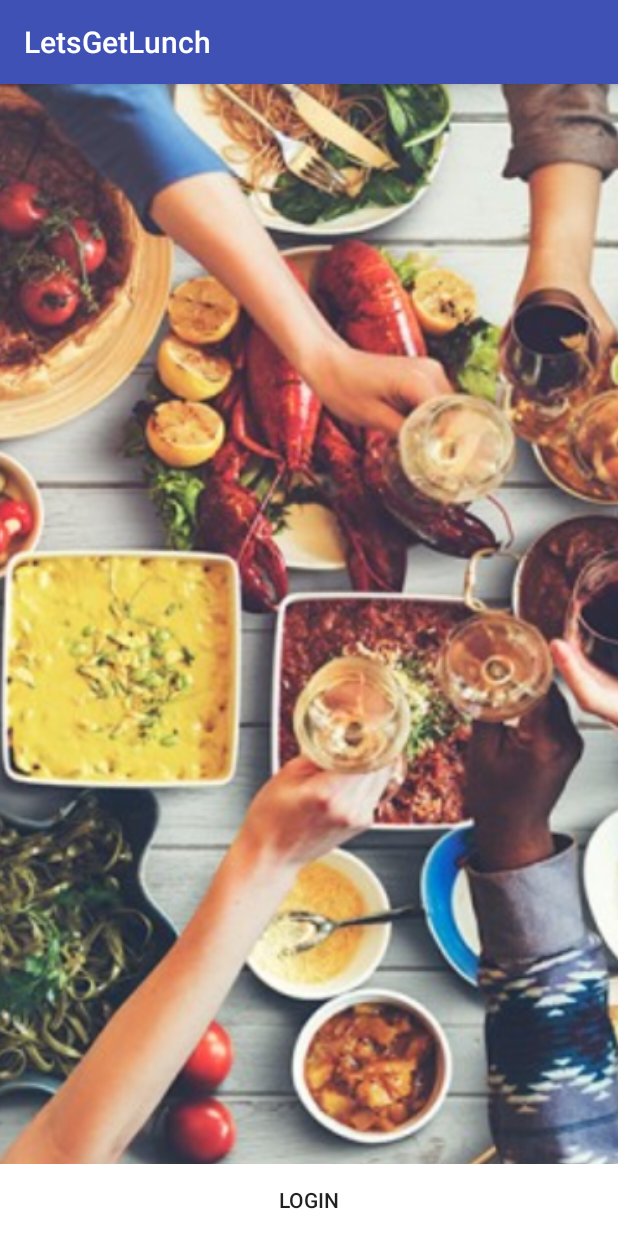
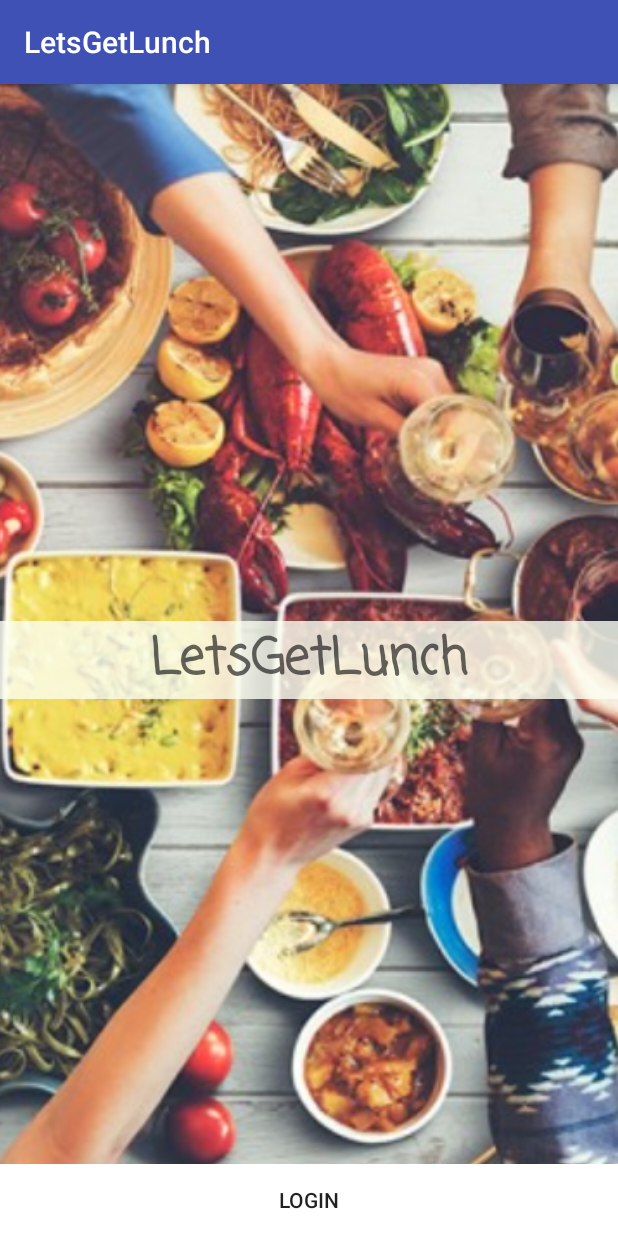
Before and after one commit to yli262/LetsGetLunch, an Android app: the screen it shows after launch (MainActivity), on a phone screen of 412 x 824 dp. Run offline under Robolectric (Android 15) with nearby library versions, the phone set to English and light mode, and no system bars.

Commit message:
update homescreen

```diff
--- a/app/src/main/res/layout/activity_homescreen.xml
+++ b/app/src/main/res/layout/activity_homescreen.xml
@@ -46,6 +46,27 @@
     <LinearLayout
         android:layout_width="match_parent"
         android:layout_height="wrap_content"
+        android:layout_gravity="center"
+        >
+
+        <TextView
+            android:id="@+id/Logo"
+            android:layout_width="wrap_content"
+            android:layout_height="wrap_content"
+            android:layout_gravity="center"
+            android:layout_weight="1"
+            android:background="#ccfcfff2"
+            android:fontFamily="casual"
+            android:onClick="activity_login"
+            android:text="LetsGetLunch"
+            android:textAlignment="center"
+            android:textAppearance="@style/TextAppearance.AppCompat.Display1"
+            android:textStyle="bold" />
+    </LinearLayout>
+
+    <LinearLayout
+        android:layout_width="match_parent"
+        android:layout_height="wrap_content"
         android:layout_gravity="center|bottom"
         >
 
```
